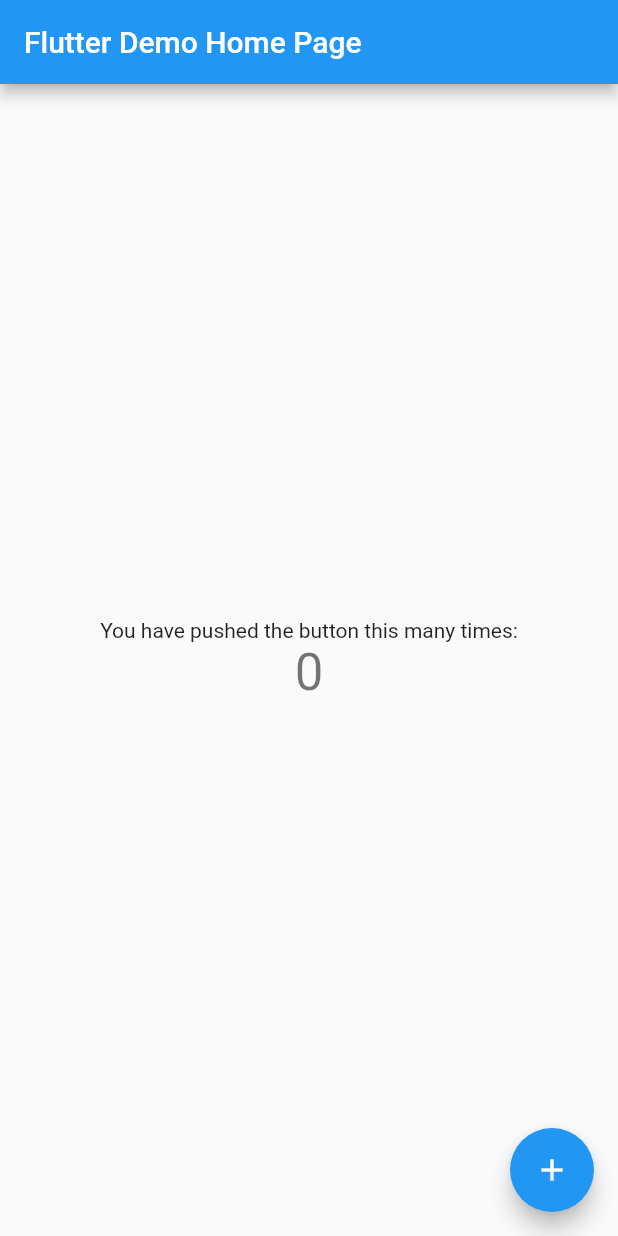
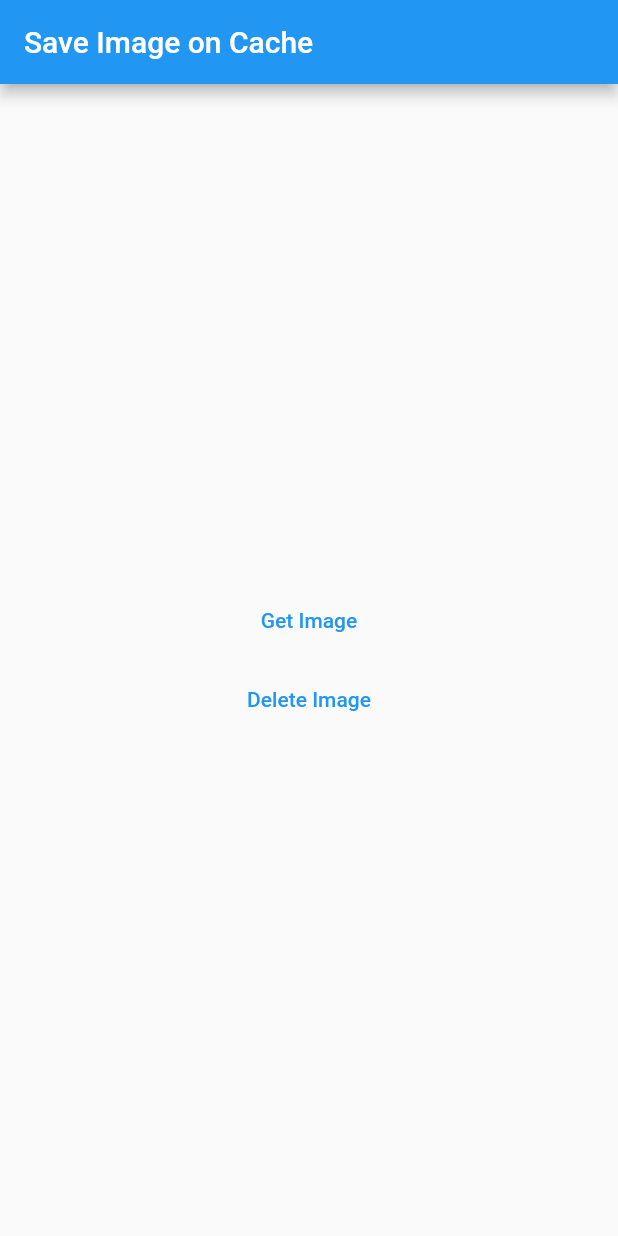
Before and after one commit to AbdoAshoor2001/store_image_shared_preferences, a Flutter app: the screen it shows after launch, on a phone screen of 412 x 824 dp. Run offline on Flutter 3.47's test engine with Material 2 defaults, Android fonts, the phone set to English and light mode, and no system bars; our stand-ins replace image_picker, shared_preferences.

Commit message:
first commit

```diff
--- /dev/null
+++ b/lib/Home/view.dart
@@ -0,0 +1,92 @@
+import 'package:flutter/material.dart';
+import 'package:image_picker/image_picker.dart';
+import 'dart:io';
+import 'package:shared_preferences/shared_preferences.dart';
+
+/// save image on cache using shared_preferences throw image's path
+
+File? imgFile;
+String? imgPath;
+class SaveImageLocallyView extends StatefulWidget {
+  const SaveImageLocallyView({Key? key}) : super(key: key);
+
+  @override
+  State<SaveImageLocallyView> createState() => _SaveImageLocallyViewState();
+}
+
+class _SaveImageLocallyViewState extends State<SaveImageLocallyView> {
+  @override
+  void initState() {
+    // TODO: implement initState
+    super.initState();
+    getData();
+  }
+  @override
+  Widget build(BuildContext context) {
+    return Scaffold(
+      appBar: AppBar(title: const Text("Save Image on Cache"),),
+      body: Container(
+        height: double.infinity,
+        width: double.infinity,
+        padding: const EdgeInsets.all(25),
+        child: Column(
+          mainAxisAlignment: MainAxisAlignment.center,
+          children: [
+            // image
+            if( imgPath != null )
+              Expanded(
+                child: Image.file(File(imgPath!)),
+              ),
+            TextButton(
+                onPressed: ()
+                {
+                  getImg();
+                },
+                child: const Text("Get Image")
+            ),
+            const SizedBox(height: 5,),
+            TextButton(
+                onPressed: (){
+                  deleteData();
+                },
+                child: const Text("Delete Image")
+            ),
+          ],
+        ),
+      ),
+    );
+  }
+
+  // get image from gallery
+  void getImg() async {
+     final pickedImage = await ImagePicker().pickImage(source: ImageSource.gallery);
+    if( pickedImage != null )
+    {
+      saveData(pickedImage.path.toString());   // path cache
+      setState(()
+      {
+        imgFile = File(pickedImage.path);
+      });
+    }
+  }
+
+  void saveData(String val) async {
+    final sharedPref = await SharedPreferences.getInstance();
+    sharedPref.setString('path', val);
+    getData();
+  }
+
+  void getData() async {
+    final sharedPref = await SharedPreferences.getInstance();
+    setState(()
+    {
+      imgPath = sharedPref.getString('path');
+    });
+  }
+
+  void deleteData() async {
+    final sharedPref = await SharedPreferences.getInstance();
+    sharedPref.remove('path');
+    getData();
+  }
+}
--- a/lib/main.dart
+++ b/lib/main.dart
@@ -1,115 +1,19 @@
 import 'package:flutter/material.dart';
 
+import 'Home/view.dart';
+
 void main() {
-  runApp(const MyApp());
+  runApp( MyApp());
 }
 
 class MyApp extends StatelessWidget {
   const MyApp({super.key});
 
-  // This widget is the root of your application.
   @override
   Widget build(BuildContext context) {
     return MaterialApp(
-      title: 'Flutter Demo',
-      theme: ThemeData(
-        // This is the theme of your application.
-        //
-        // Try running your application with "flutter run". You'll see the
-        // application has a blue toolbar. Then, without quitting the app, try
-        // changing the primarySwatch below to Colors.green and then invoke
-        // "hot reload" (press "r" in the console where you ran "flutter run",
-        // or simply save your changes to "hot reload" in a Flutter IDE).
-        // Notice that the counter didn't reset back to zero; the application
-        // is not restarted.
-        primarySwatch: Colors.blue,
-      ),
-      home: const MyHomePage(title: 'Flutter Demo Home Page'),
+        debugShowCheckedModeBanner: false,
+         home: SaveImageLocallyView()
     );
   }
 }
-
-class MyHomePage extends StatefulWidget {
-  const MyHomePage({super.key, required this.title});
-
-  // This widget is the home page of your application. It is stateful, meaning
-  // that it has a State object (defined below) that contains fields that affect
-  // how it looks.
-
-  // This class is the configuration for the state. It holds the values (in this
-  // case the title) provided by the parent (in this case the App widget) and
-  // used by the build method of the State. Fields in a Widget subclass are
-  // always marked "final".
-
-  final String title;
-
-  @override
-  State<MyHomePage> createState() => _MyHomePageState();
-}
-
-class _MyHomePageState extends State<MyHomePage> {
-  int _counter = 0;
-
-  void _incrementCounter() {
-    setState(() {
-      // This call to setState tells the Flutter framework that something has
-      // changed in this State, which causes it to rerun the build method below
-      // so that the display can reflect the updated values. If we changed
-      // _counter without calling setState(), then the build method would not be
-      // called again, and so nothing would appear to happen.
-      _counter++;
-    });
-  }
-
-  @override
-  Widget build(BuildContext context) {
-    // This method is rerun every time setState is called, for instance as done
-    // by the _incrementCounter method above.
-    //
-    // The Flutter framework has been optimized to make rerunning build methods
-    // fast, so that you can just rebuild anything that needs updating rather
-    // than having to individually change instances of widgets.
-    return Scaffold(
-      appBar: AppBar(
-        // Here we take the value from the MyHomePage object that was created by
-        // the App.build method, and use it to set our appbar title.
-        title: Text(widget.title),
-      ),
-      body: Center(
-        // Center is a layout widget. It takes a single child and positions it
-        // in the middle of the parent.
-        child: Column(
-          // Column is also a layout widget. It takes a list of children and
-          // arranges them vertically. By default, it sizes itself to fit its
-          // children horizontally, and tries to be as tall as its parent.
-          //
-          // Invoke "debug painting" (press "p" in the console, choose the
-          // "Toggle Debug Paint" action from the Flutter Inspector in Android
-          // Studio, or the "Toggle Debug Paint" command in Visual Studio Code)
-          // to see the wireframe for each widget.
-          //
-          // Column has various properties to control how it sizes itself and
-          // how it positions its children. Here we use mainAxisAlignment to
-          // center the children vertically; the main axis here is the vertical
-          // axis because Columns are vertical (the cross axis would be
-          // horizontal).
-          mainAxisAlignment: MainAxisAlignment.center,
-          children: <Widget>[
-            const Text(
-              'You have pushed the button this many times:',
-            ),
-            Text(
-              '$_counter',
-              style: Theme.of(context).textTheme.headlineMedium,
-            ),
-          ],
-        ),
-      ),
-      floatingActionButton: FloatingActionButton(
-        onPressed: _incrementCounter,
-        tooltip: 'Increment',
-        child: const Icon(Icons.add),
-      ), // This trailing comma makes auto-formatting nicer for build methods.
-    );
-  }
-}
--- a/pubspec.yaml
+++ b/pubspec.yaml
@@ -28,6 +28,9 @@
 # the latest version available on pub.dev. To see which dependencies have newer
 # versions available, run `flutter pub outdated`.
 dependencies:
+  shared_preferences: ^2.2.1
+  image_picker: ^0.8.6
+
   flutter:
     sdk: flutter
 
@@ -35,6 +38,9 @@
   # The following adds the Cupertino Icons font to your application.
   # Use with the CupertinoIcons class for iOS style icons.
   cupertino_icons: ^1.0.2
+
+
+
 
 dev_dependencies:
   flutter_test:
```
Also changed, not shown: pubspec.lock, 5 other files.
